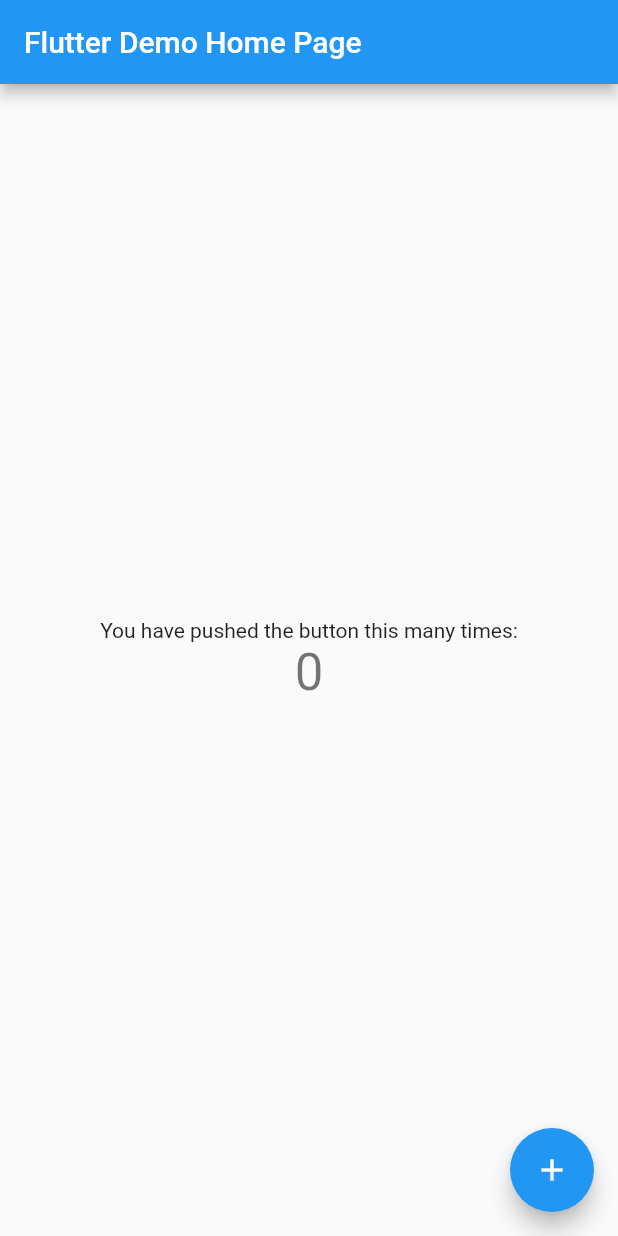
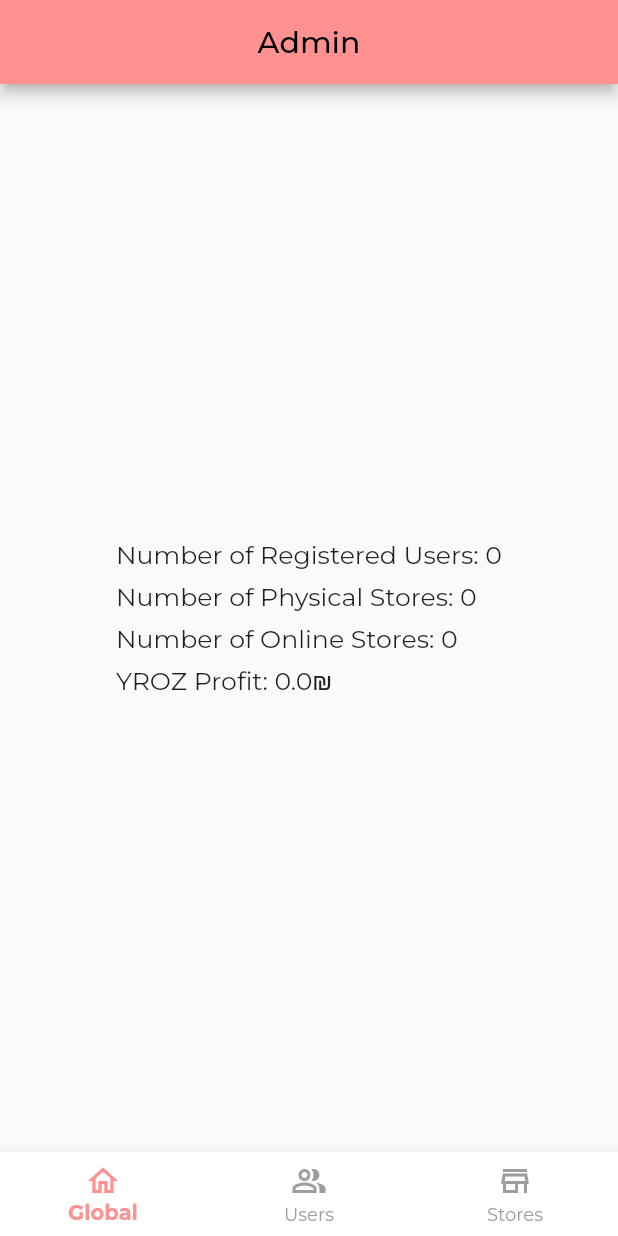
Before and after one commit to irisk29/yroz_admin_app, a Flutter app: the screen it shows after launch, on a phone screen of 412 x 824 dp. Run offline on Flutter 3.47's test engine with Material 2 defaults, Android fonts, the phone set to English and light mode, and no system bars.

Commit message:
navigation + global

```diff
--- /dev/null
+++ b/lib/global_screen.dart
@@ -0,0 +1,46 @@
+import 'package:flutter/material.dart';
+
+class GlobalScreen extends StatelessWidget {
+  static const routeName = '/global';
+
+  int registeredUsers = 0;
+  int physicalStores = 0;
+  int onlineStores = 0;
+  double profit = 0.0;
+
+  @override
+  Widget build(BuildContext context) {
+    return Container(
+      alignment: AlignmentDirectional.center,
+      child: Column(
+        mainAxisAlignment: MainAxisAlignment.center,
+        crossAxisAlignment: CrossAxisAlignment.start,
+        children: [
+          FittedBox(
+              child: Text("Number of Registered Users: $registeredUsers",
+                  style: DefaultTextStyle.of(context)
+                      .style
+                      .apply(fontSizeFactor: 1.2))),
+          SizedBox(height: 8),
+          FittedBox(
+              child: Text("Number of Physical Stores: $physicalStores",
+                  style: DefaultTextStyle.of(context)
+                      .style
+                      .apply(fontSizeFactor: 1.2))),
+          SizedBox(height: 8),
+          FittedBox(
+              child: Text("Number of Online Stores: $onlineStores",
+                  style: DefaultTextStyle.of(context)
+                      .style
+                      .apply(fontSizeFactor: 1.2))),
+          SizedBox(height: 8),
+          FittedBox(
+              child: Text("YROZ Profit: $profit₪",
+                  style: DefaultTextStyle.of(context)
+                      .style
+                      .apply(fontSizeFactor: 1.2))),
+        ],
+      ),
+    );
+  }
+}
--- a/lib/main.dart
+++ b/lib/main.dart
@@ -1,115 +1,42 @@
 import 'package:flutter/material.dart';
+import 'package:yroz_admin/tabs_screen.dart';
+import 'package:yroz_admin/global_screen.dart';
+import 'package:yroz_admin/users_screen.dart';
+import 'package:yroz_admin/stores_screen.dart';
 
 void main() {
-  runApp(const MyApp());
+  runApp(MyApp());
 }
 
 class MyApp extends StatelessWidget {
-  const MyApp({Key? key}) : super(key: key);
+  Map<int, Color> color = {
+    50: Color.fromRGBO(243, 90, 106, .1),
+    100: Color.fromRGBO(243, 90, 106, .2),
+    200: Color.fromRGBO(243, 90, 106, .3),
+    300: Color.fromRGBO(243, 90, 106, .4),
+    400: Color.fromRGBO(243, 90, 106, .5),
+    500: Color.fromRGBO(243, 90, 106, .6),
+    600: Color.fromRGBO(243, 90, 106, .7),
+    700: Color.fromRGBO(243, 90, 106, .8),
+    800: Color.fromRGBO(243, 90, 106, .9),
+    900: Color.fromRGBO(243, 90, 106, 1),
+  };
 
-  // This widget is the root of your application.
   @override
   Widget build(BuildContext context) {
     return MaterialApp(
-      title: 'Flutter Demo',
-      theme: ThemeData(
-        // This is the theme of your application.
-        //
-        // Try running your application with "flutter run". You'll see the
-        // application has a blue toolbar. Then, without quitting the app, try
-        // changing the primarySwatch below to Colors.green and then invoke
-        // "hot reload" (press "r" in the console where you ran "flutter run",
-        // or simply save your changes to "hot reload" in a Flutter IDE).
-        // Notice that the counter didn't reset back to zero; the application
-        // is not restarted.
-        primarySwatch: Colors.blue,
-      ),
-      home: const MyHomePage(title: 'Flutter Demo Home Page'),
-    );
+        title: 'Admin',
+        theme: ThemeData(
+          primarySwatch: MaterialColor(0xFFFF9191, color),
+          accentColor: Colors.purple,
+          fontFamily: 'Montserrat',
+        ),
+        home: TabsScreen(),
+        routes: {
+          TabsScreen.routeName: (ctx) => TabsScreen(),
+          GlobalScreen.routeName: (ctx) => GlobalScreen(),
+          UsersScreen.routeName: (ctx) => UsersScreen(),
+          StoresScreen.routeName: (ctx) => StoresScreen(),
+        });
   }
 }
-
-class MyHomePage extends StatefulWidget {
-  const MyHomePage({Key? key, required this.title}) : super(key: key);
-
-  // This widget is the home page of your application. It is stateful, meaning
-  // that it has a State object (defined below) that contains fields that affect
-  // how it looks.
-
-  // This class is the configuration for the state. It holds the values (in this
-  // case the title) provided by the parent (in this case the App widget) and
-  // used by the build method of the State. Fields in a Widget subclass are
-  // always marked "final".
-
-  final String title;
-
-  @override
-  State<MyHomePage> createState() => _MyHomePageState();
-}
-
-class _MyHomePageState extends State<MyHomePage> {
-  int _counter = 0;
-
-  void _incrementCounter() {
-    setState(() {
-      // This call to setState tells the Flutter framework that something has
-      // changed in this State, which causes it to rerun the build method below
-      // so that the display can reflect the updated values. If we changed
-      // _counter without calling setState(), then the build method would not be
-      // called again, and so nothing would appear to happen.
-      _counter += 2;
-    });
-  }
-
-  @override
-  Widget build(BuildContext context) {
-    // This method is rerun every time setState is called, for instance as done
-    // by the _incrementCounter method above.
-    //
-    // The Flutter framework has been optimized to make rerunning build methods
-    // fast, so that you can just rebuild anything that needs updating rather
-    // than having to individually change instances of widgets.
-    return Scaffold(
-      appBar: AppBar(
-        // Here we take the value from the MyHomePage object that was created by
-        // the App.build method, and use it to set our appbar title.
-        title: Text(widget.title),
-      ),
-      body: Center(
-        // Center is a layout widget. It takes a single child and positions it
-        // in the middle of the parent.
-        child: Column(
-          // Column is also a layout widget. It takes a list of children and
-          // arranges them vertically. By default, it sizes itself to fit its
-          // children horizontally, and tries to be as tall as its parent.
-          //
-          // Invoke "debug painting" (press "p" in the console, choose the
-          // "Toggle Debug Paint" action from the Flutter Inspector in Android
-          // Studio, or the "Toggle Debug Paint" command in Visual Studio Code)
-          // to see the wireframe for each widget.
-          //
-          // Column has various properties to control how it sizes itself and
-          // how it positions its children. Here we use mainAxisAlignment to
-          // center the children vertically; the main axis here is the vertical
-          // axis because Columns are vertical (the cross axis would be
-          // horizontal).
-          mainAxisAlignment: MainAxisAlignment.center,
-          children: <Widget>[
-            const Text(
-              'You have pushed the button this many times:',
-            ),
-            Text(
-              '$_counter',
-              style: Theme.of(context).textTheme.headline4,
-            ),
-          ],
-        ),
-      ),
-      floatingActionButton: FloatingActionButton(
-        onPressed: _incrementCounter,
-        tooltip: 'Increment',
-        child: const Icon(Icons.add),
-      ), // This trailing comma makes auto-formatting nicer for build methods.
-    );
-  }
-}
--- /dev/null
+++ b/lib/stores_screen.dart
@@ -0,0 +1,12 @@
+import 'package:flutter/material.dart';
+
+class StoresScreen extends StatelessWidget {
+  static const routeName = '/stores';
+
+  @override
+  Widget build(BuildContext context) {
+    return Center(
+      child: Text("Hello Stores"),
+    );
+  }
+}
--- /dev/null
+++ b/lib/tabs_screen.dart
@@ -0,0 +1,61 @@
+import 'package:flutter/material.dart';
+import 'package:yroz_admin/global_screen.dart';
+import 'package:yroz_admin/stores_screen.dart';
+import 'package:yroz_admin/users_screen.dart';
+
+class TabsScreen extends StatefulWidget {
+  static const routeName = '/tabs';
+
+  @override
+  _TabsScreenState createState() => _TabsScreenState();
+}
+
+class _TabsScreenState extends State<TabsScreen> {
+  late List<Widget> _pages;
+  int _selectedPageIndex = 0;
+
+  @override
+  void initState() {
+    super.initState();
+  }
+
+  void _selectPage(int index) {
+    setState(() {
+      _selectedPageIndex = index;
+    });
+  }
+
+  @override
+  Widget build(BuildContext context) {
+    _pages = [GlobalScreen(), UsersScreen(), StoresScreen()];
+    return Scaffold(
+      appBar: AppBar(centerTitle: true, title: Text("Admin")),
+      body: _pages[_selectedPageIndex],
+      bottomNavigationBar: BottomNavigationBar(
+          type: BottomNavigationBarType.fixed,
+          onTap: _selectPage,
+          backgroundColor: Colors.white,
+          unselectedItemColor: Colors.grey,
+          selectedItemColor: Theme.of(context).primaryColor,
+          selectedLabelStyle: TextStyle(fontWeight: FontWeight.bold),
+          currentIndex: _selectedPageIndex,
+          items: [
+            BottomNavigationBarItem(
+              backgroundColor: Theme.of(context).primaryColor,
+              icon: Icon(Icons.home_outlined),
+              label: 'Global',
+            ),
+            BottomNavigationBarItem(
+              backgroundColor: Theme.of(context).primaryColor,
+              icon: Icon(Icons.people_alt_outlined),
+              label: 'Users',
+            ),
+            BottomNavigationBarItem(
+              backgroundColor: Theme.of(context).primaryColor,
+              icon: Icon(Icons.store_outlined),
+              label: 'Stores',
+            ),
+          ]),
+    );
+  }
+}
--- /dev/null
+++ b/lib/users_screen.dart
@@ -0,0 +1,12 @@
+import 'package:flutter/material.dart';
+
+class UsersScreen extends StatelessWidget {
+  static const routeName = '/users';
+
+  @override
+  Widget build(BuildContext context) {
+    return Center(
+      child: Text("Hello Users"),
+    );
+  }
+}
```
Also changed, not shown: pubspec.yaml (+8 -0 lines).
